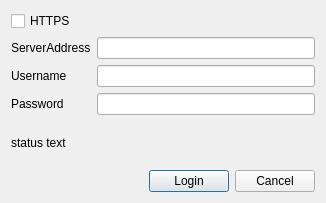
The window that ui/login-dialog.ui (haiwen/seafile-client) describes before a commit, drawn with Qt 5.
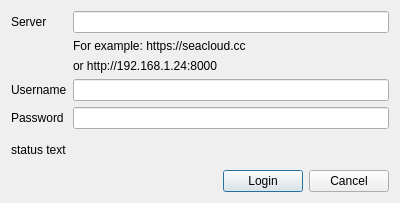
The same window after the commit.

Commit message: Improve login dialog

Patch:
```diff
--- a/ui/login-dialog.ui
+++ b/ui/login-dialog.ui
@@ -6,7 +6,7 @@
    <rect>
     <x>0</x>
     <y>0</y>
-    <width>326</width>
+    <width>400</width>
     <height>203</height>
    </rect>
   </property>
@@ -16,21 +16,17 @@
   <layout class="QVBoxLayout" name="verticalLayout">
    <item>
     <layout class="QFormLayout" name="formLayout">
+     <property name="fieldGrowthPolicy">
+      <enum>QFormLayout::AllNonFixedFieldsGrow</enum>
+     </property>
      <item row="0" column="0">
-      <widget class="QCheckBox" name="mHttpsCheckBox">
-       <property name="text">
-        <string>HTTPS</string>
-       </property>
-      </widget>
-     </item>
-     <item row="1" column="0">
       <widget class="QLabel" name="serverUrl">
        <property name="text">
-        <string>ServerAddress</string>
+        <string>Server</string>
        </property>
       </widget>
      </item>
-     <item row="1" column="1">
+     <item row="0" column="1">
       <widget class="QLineEdit" name="mServerAddr">
        <property name="sizePolicy">
         <sizepolicy hsizetype="Expanding" vsizetype="Fixed">
@@ -40,30 +36,62 @@
        </property>
       </widget>
      </item>
-     <item row="2" column="0">
+     <item row="3" column="0">
       <widget class="QLabel" name="label_2">
        <property name="text">
         <string>Username</string>
        </property>
       </widget>
      </item>
-     <item row="2" column="1">
+     <item row="3" column="1">
       <widget class="QLineEdit" name="mUsername"/>
      </item>
-     <item row="3" column="0">
+     <item row="5" column="0">
       <widget class="QLabel" name="label_3">
        <property name="text">
         <string>Password</string>
        </property>
       </widget>
      </item>
-     <item row="3" column="1">
+     <item row="5" column="1">
       <widget class="QLineEdit" name="mPassword">
        <property name="echoMode">
         <enum>QLineEdit::Password</enum>
        </property>
       </widget>
      </item>
+     <item row="1" column="1">
+      <widget class="QLabel" name="label">
+       <property name="lineWidth">
+        <number>1</number>
+       </property>
+       <property name="text">
+        <string>&lt;html&gt;&lt;head/&gt;&lt;body&gt;&lt;p&gt;For example: https://seacloud.cc&lt;/p&gt;&lt;/body&gt;&lt;/html&gt;</string>
+       </property>
+       <property name="textFormat">
+        <enum>Qt::AutoText</enum>
+       </property>
+       <property name="openExternalLinks">
+        <bool>false</bool>
+       </property>
+       <property name="textInteractionFlags">
+        <set>Qt::LinksAccessibleByMouse</set>
+       </property>
+      </widget>
+     </item>
+     <item row="2" column="1">
+      <widget class="QLabel" name="label_4">
+       <property name="enabled">
+        <bool>true</bool>
+       </property>
+       <property name="text">
+        <string>or http://192.168.1.24:8000</string>
+       </property>
+       <property name="openExternalLinks">
+        <bool>false</bool>
+       </property>
+      </widget>
+     </item>
     </layout>
    </item>
    <item>
```
The commit also changes 1 other file.
